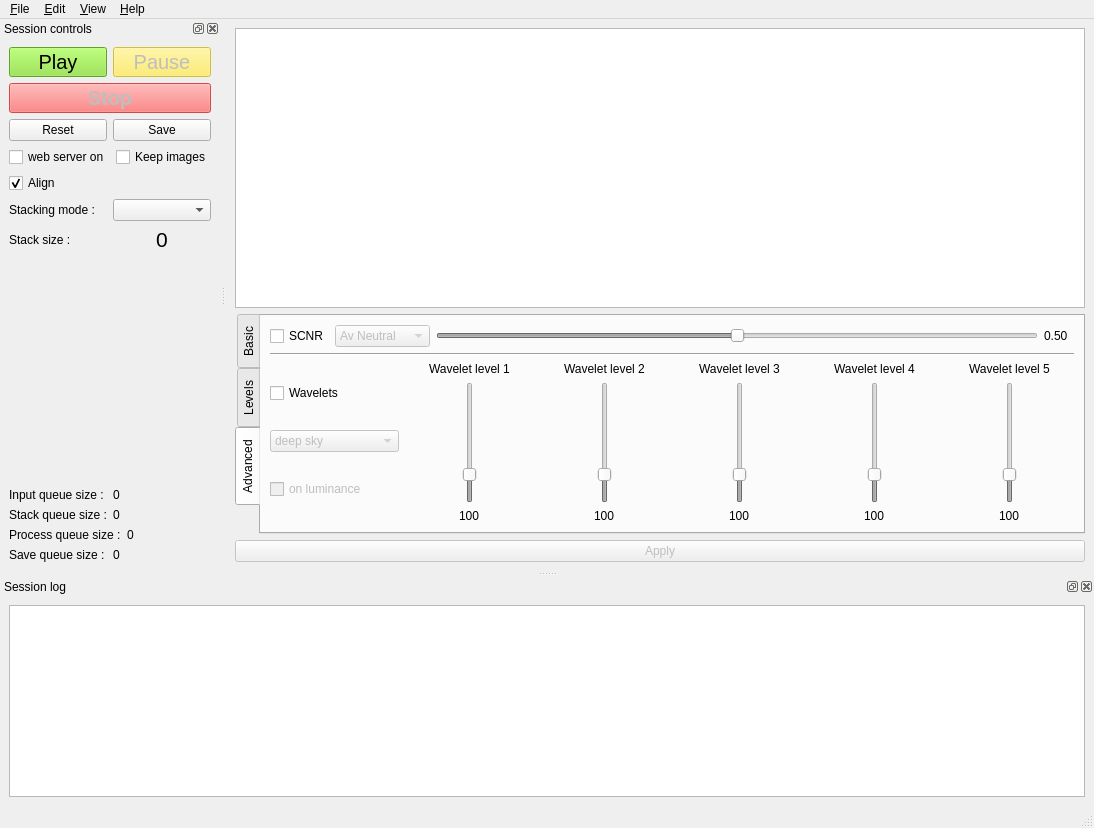
Above: src/als/ui/als_ui.ui from gehelem/als before the change. Below: the same form after it.
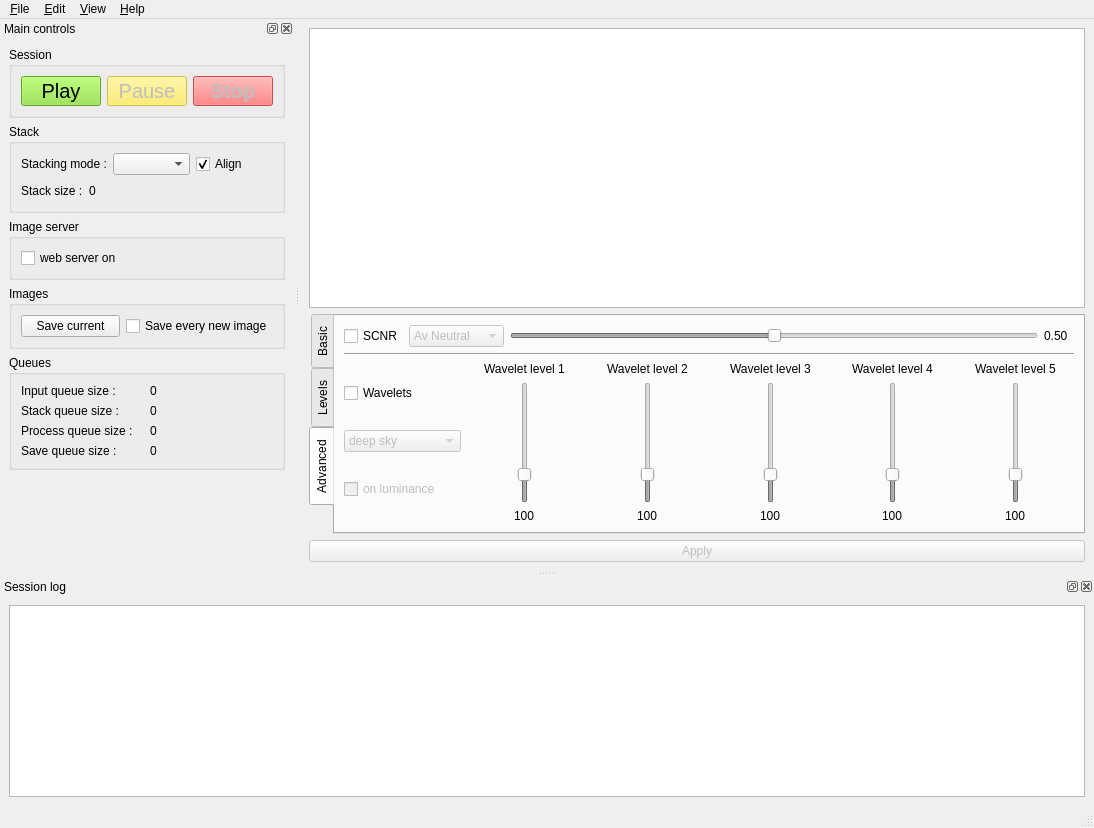
That is the form after the change. Custom widgets are drawn as their Qt base class.

Commit message:
Rework session worlflow
No need for explicit reset anymore. Reset is done upon session start
following a session stop.

Patch:
```diff
--- a/src/als/ui/als_ui.ui
+++ b/src/als/ui/als_ui.ui
@@ -964,14 +964,18 @@
     <set>Qt::LeftDockWidgetArea|Qt::RightDockWidgetArea</set>
    </property>
    <property name="windowTitle">
-    <string>Session controls</string>
+    <string>Main controls</string>
    </property>
    <attribute name="dockWidgetArea">
     <number>1</number>
    </attribute>
    <widget class="QWidget" name="dockWidgetContents">
-    <layout class="QVBoxLayout" name="verticalLayout_11">
+    <layout class="QVBoxLayout" name="verticalLayout_17">
      <item>
+      <widget class="QGroupBox" name="groupBox">
+       <property name="title">
+        <string>Session</string>
+       </property>
       <layout class="QVBoxLayout" name="verticalLayout">
        <item>
         <layout class="QHBoxLayout" name="horizontalLayout">
@@ -1020,10 +1024,6 @@
            </property>
           </widget>
          </item>
-        </layout>
-       </item>
-       <item>
-        <layout class="QHBoxLayout" name="horizontalLayout_14">
          <item>
           <widget class="QPushButton" name="pbStop">
            <property name="enabled">
@@ -1056,70 +1056,33 @@
          </item>
         </layout>
        </item>
-       <item>
-        <layout class="QHBoxLayout" name="horizontalLayout_16">
-         <item>
-          <widget class="QPushButton" name="pbReset">
-           <property name="maximumSize">
-            <size>
-             <width>16777215</width>
-             <height>30</height>
-            </size>
-           </property>
-           <property name="text">
-            <string>Reset</string>
-           </property>
+       </layout>
           </widget>
          </item>
          <item>
-          <widget class="QPushButton" name="pbSave">
-           <property name="maximumSize">
-            <size>
-             <width>16777215</width>
-             <height>30</height>
-            </size>
-           </property>
-           <property name="text">
-            <string>Save</string>
-           </property>
-          </widget>
-         </item>
-        </layout>
-       </item>
-      </layout>
-     </item>
+      <widget class="QGroupBox" name="groupBox_4">
+       <property name="title">
+        <string>Stack</string>
+       </property>
+       <layout class="QVBoxLayout" name="verticalLayout_13">
      <item>
-      <layout class="QHBoxLayout" name="horizontalLayout_12">
+         <layout class="QHBoxLayout" name="horizontalLayout_11">
        <item>
-        <widget class="QCheckBox" name="cbWww">
-         <property name="enabled">
-          <bool>true</bool>
-         </property>
-         <property name="maximumSize">
-          <size>
-           <width>16777215</width>
-           <height>20</height>
-          </size>
-         </property>
+           <widget class="QLabel" name="label_10">
          <property name="text">
-          <string>web server on</string>
+             <string>Stacking mode :</string>
          </property>
         </widget>
        </item>
        <item>
-        <widget class="QCheckBox" name="cbKeep">
+           <widget class="QComboBox" name="cb_stacking_mode">
          <property name="maximumSize">
           <size>
            <width>16777215</width>
-           <height>20</height>
-          </size>
-         </property>
-         <property name="text">
-          <string>Keep images</string>
-         </property>
-        </widget>
-       </item>
-      </layout>
+              <height>30</height>
+             </size>
+            </property>
+           </widget>
      </item>
      <item>
       <widget class="QCheckBox" name="chk_align">
@@ -1140,25 +1103,6 @@
        </property>
       </widget>
      </item>
-     <item>
-      <layout class="QHBoxLayout" name="horizontalLayout_11">
-       <item>
-        <widget class="QLabel" name="label_10">
-         <property name="text">
-          <string>Stacking mode :</string>
-         </property>
-        </widget>
-       </item>
-       <item>
-        <widget class="QComboBox" name="cb_stacking_mode">
-         <property name="maximumSize">
-          <size>
-           <width>16777215</width>
-           <height>30</height>
-          </size>
-         </property>
-        </widget>
-       </item>
       </layout>
      </item>
      <item>
@@ -1180,7 +1124,7 @@
          </property>
          <property name="font">
           <font>
-           <pointsize>16</pointsize>
+              <pointsize>9</pointsize>
           </font>
          </property>
          <property name="text">
@@ -1191,21 +1135,94 @@
          </property>
         </widget>
        </item>
-      </layout>
-     </item>
      <item>
-      <spacer name="verticalSpacer">
+           <spacer name="horizontalSpacer">
        <property name="orientation">
-        <enum>Qt::Vertical</enum>
+             <enum>Qt::Horizontal</enum>
        </property>
        <property name="sizeHint" stdset="0">
         <size>
-         <width>20</width>
-         <height>40</height>
+              <width>40</width>
+              <height>20</height>
         </size>
        </property>
       </spacer>
      </item>
+         </layout>
+        </item>
+       </layout>
+      </widget>
+     </item>
+     <item>
+      <widget class="QGroupBox" name="groupBox_2">
+       <property name="title">
+        <string>Image server</string>
+       </property>
+       <layout class="QVBoxLayout" name="verticalLayout_11">
+        <item>
+         <widget class="QCheckBox" name="cbWww">
+          <property name="enabled">
+           <bool>true</bool>
+          </property>
+          <property name="maximumSize">
+           <size>
+            <width>16777215</width>
+            <height>20</height>
+           </size>
+          </property>
+          <property name="text">
+           <string>web server on</string>
+          </property>
+         </widget>
+        </item>
+       </layout>
+      </widget>
+     </item>
+     <item>
+      <widget class="QGroupBox" name="groupBox_3">
+       <property name="title">
+        <string>Images</string>
+       </property>
+       <layout class="QVBoxLayout" name="verticalLayout_12">
+        <item>
+         <layout class="QHBoxLayout" name="horizontalLayout_12">
+          <item>
+           <widget class="QPushButton" name="pbSave">
+            <property name="maximumSize">
+             <size>
+              <width>16777215</width>
+              <height>30</height>
+             </size>
+            </property>
+            <property name="text">
+             <string>Save current</string>
+            </property>
+           </widget>
+          </item>
+          <item>
+           <widget class="QCheckBox" name="cbKeep">
+            <property name="maximumSize">
+             <size>
+              <width>16777215</width>
+              <height>20</height>
+             </size>
+            </property>
+            <property name="text">
+             <string>Save every new image</string>
+            </property>
+           </widget>
+          </item>
+         </layout>
+        </item>
+       </layout>
+      </widget>
+     </item>
+     <item>
+      <widget class="QGroupBox" name="groupBox_5">
+       <property name="title">
+        <string>Queues</string>
+       </property>
+       <layout class="QVBoxLayout" name="verticalLayout_16">
      <item>
       <layout class="QHBoxLayout" name="horizontalLayout_17">
        <item>
@@ -1277,6 +1294,22 @@
         </widget>
        </item>
       </layout>
+        </item>
+       </layout>
+      </widget>
+     </item>
+     <item>
+      <spacer name="verticalSpacer">
+       <property name="orientation">
+        <enum>Qt::Vertical</enum>
+       </property>
+       <property name="sizeHint" stdset="0">
+        <size>
+         <width>20</width>
+         <height>171</height>
+        </size>
+       </property>
+      </spacer>
      </item>
     </layout>
    </widget>
```
Left out of the diff: 4 changed lines with no effect on the pictures. Lines whose indentation alone changed are shown as unchanged. The commit also changes 3 other files.
